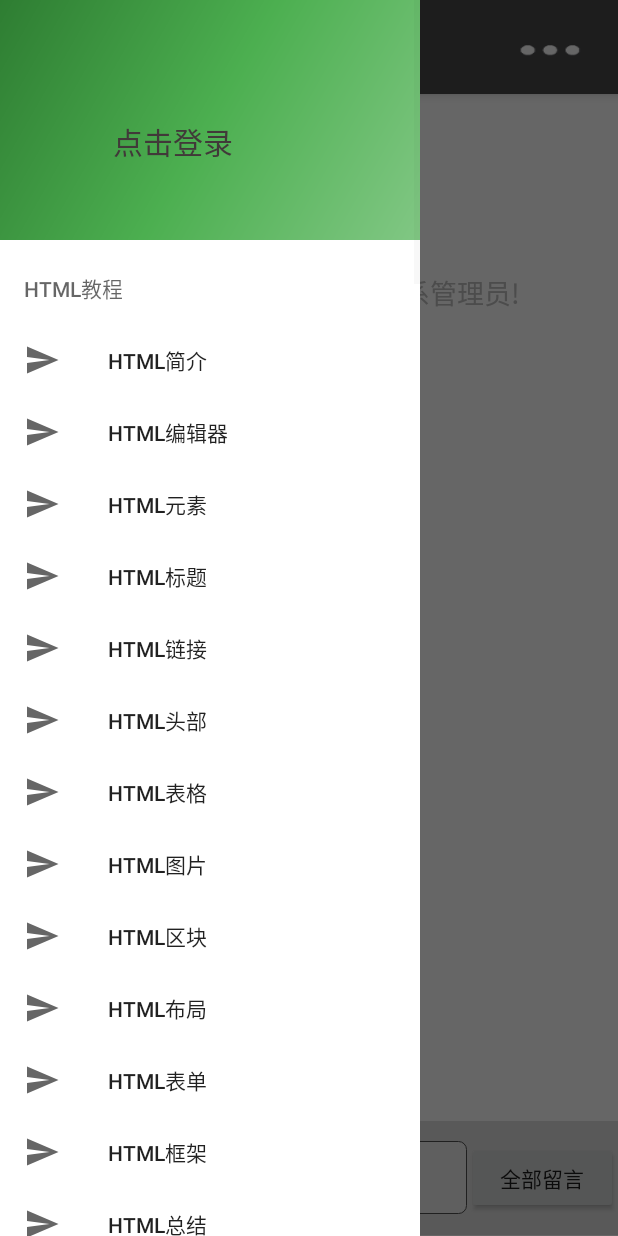
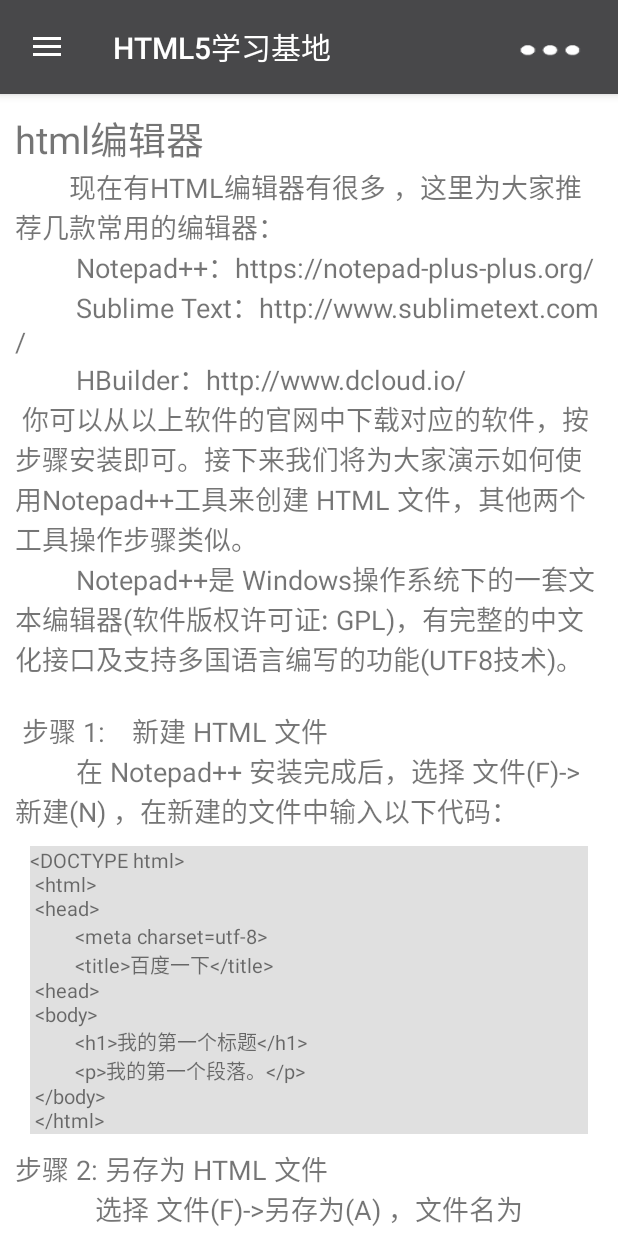
Before and after one commit to abderrahmen2/LearnHtmlForAdroid, an Android app: the screen it shows after launch (MainActivity), in the side drawer, after a tap on "HTML编辑器", on a phone screen of 412 x 824 dp. Run offline under Robolectric (Android 15) with nearby library versions, the phone set to English and light mode, and no system bars; libraries missing offline, so code that uses them is left out: com.alibaba.fastjson.

Commit message:
单机版+分享

```diff
--- a/app/build.gradle
+++ b/app/build.gradle
@@ -8,7 +8,7 @@ android {
         minSdkVersion 16
         targetSdkVersion 25
         versionCode 1
-        versionName "1.1版本"
+        versionName "1.2"
         testInstrumentationRunner "android.support.test.runner.AndroidJUnitRunner"
     }
     buildTypes {
--- a/app/src/main/java/com/learnhtml/MainActivity.java
+++ b/app/src/main/java/com/learnhtml/MainActivity.java
@@ -86,7 +86,7 @@ public class MainActivity extends AppCompatActivity
     private String rowID = "0";                     //知识内容组号
     private UserInfo mInfo = null;                  //个人信息
     private String appLight = "日间模式";            //亮度模式常量
-    private int networkState = 1;                   //网络状态，以便知道是联网版还是单机版,0表示单机版
+    private int networkState = 0;                   //网络状态，以便知道是联网版还是单机版,0表示单机版
 
     //侧滑页头
     private NavigationView navigationView = null;   //侧滑界面
@@ -153,12 +153,12 @@ public class MainActivity extends AppCompatActivity
         setContentViewToNull();
 
         //单机版时需要设置提示信息
-       // content_remark.setText("欢迎来到HTML5学习基地！");
+        content_remark.setText("欢迎来到HTML5学习基地！");
 
         //联网版需要加载菜单
-        findMenu();
+        //findMenu();
         //联网版需要加载初始化知识界面
-        findContentFromService(StaticData.HTML_JIANJIE_CODE);
+        //findContentFromService(StaticData.HTML_JIANJIE_CODE);
 
     }
 
@@ -172,7 +172,7 @@ public class MainActivity extends AppCompatActivity
 
         headerLayout = navigationView.inflateHeaderView(R.layout.nav_header_main);
         //单机版时隐藏侧滑页面页头
-        // headerLayout.setVisibility(View.GONE);
+        headerLayout.setVisibility(View.GONE);
         nav_tes = (ImageView) headerLayout.findViewById(R.id.nav_header_btn_img);
         nav_tes.setVisibility(View.INVISIBLE);
         nav_text = (TextView) headerLayout.findViewById(R.id.nav_header_text1);
@@ -287,8 +287,8 @@ public class MainActivity extends AppCompatActivity
         liuyan_btn_all = (Button) findViewById(R.id.content_liuyan_all);
         liuyan_editext_text = (EditText) findViewById(R.id.content_liuyan_text);
         layout_liuyan = (LinearLayout) findViewById(R.id.main_liuyan_layout);
-        //单机版时需要隐藏此布局
-        //layout_liuyan.setVisibility(View.GONE);
+        //单机版时需要隐藏留言布局
+        layout_liuyan.setVisibility(View.GONE);
 
     }
 
@@ -850,6 +850,9 @@ public class MainActivity extends AppCompatActivity
                 }
                 break;
         }
+
+        DrawerLayout drawer = (DrawerLayout) findViewById(R.id.drawer_layout);
+        drawer.closeDrawer(GravityCompat.START);
     }
 
     //滚动框获取焦点，并关闭系统输入法
@@ -1007,7 +1010,9 @@ public class MainActivity extends AppCompatActivity
         //定义特定的适配器
         SimpleAdapter simpleAdapter = new SimpleAdapter(this, listItems, R.layout.listview_menu,
                 new String[]{"menu"},
-                new int[]{R.id.menu_listview_btn});
+                new int[]{R.id.menu_listview_btn}){
+
+        };
 
         //为ListView添加是配置
         nav_listview.setAdapter(simpleAdapter);
--- a/app/src/main/res/values/strings.xml
+++ b/app/src/main/res/values/strings.xml
@@ -2395,7 +2395,7 @@ $ sudo python standalone.py -p 9998 -w ../example/\n
     <string name="login_layout_forgetpw">忘记密码？</string>
 
     <!-- activity_words.xml -->
-    <string name="wrods_layout_nowords">还没有人说话呢，快去</string>
+    <string name="wrods_layout_nowords">留言为空，去</string>
     <string name="wrods_layout_liuyan">留言</string>
     <string name="wrods_layout_pagepre">上一页</string>
     <string name="wrods_layout_text1">第</string>
```
Also changed, not shown: app/src/main/java/com/learnhtml/WordsActivity.java (+16 -16 lines), 1 other file.
